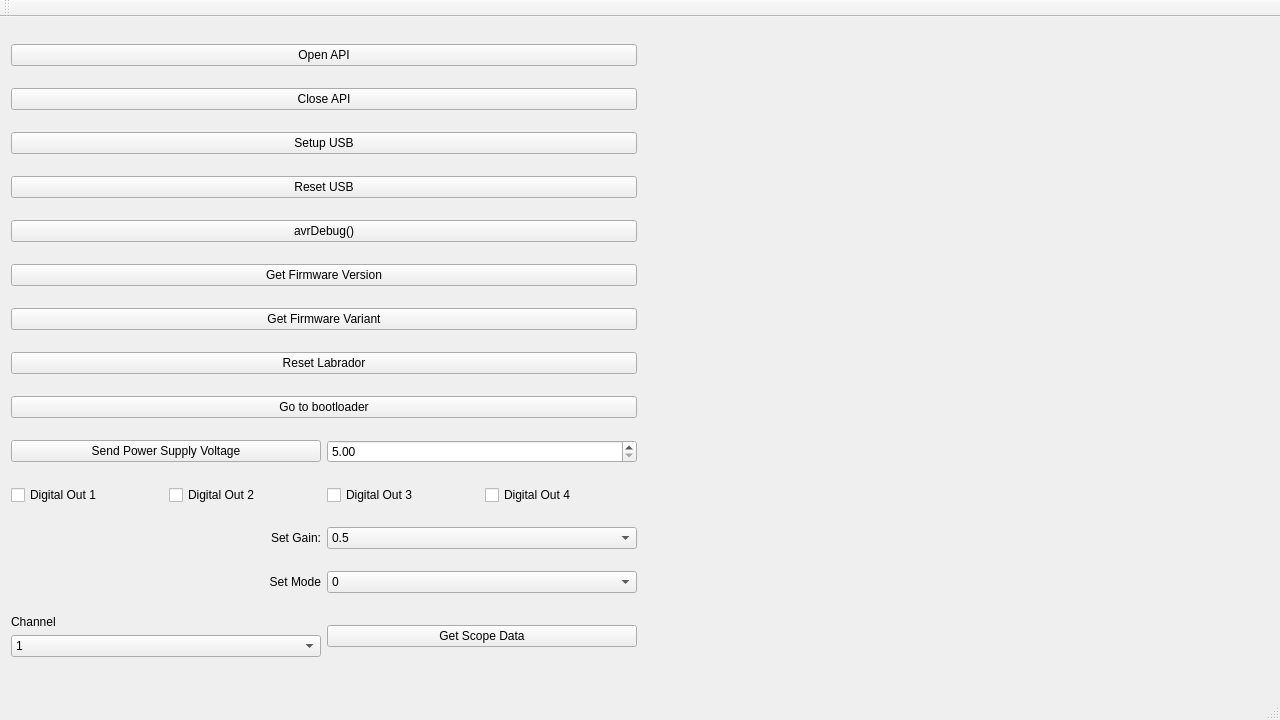
Before: the Qt Designer form Matlab_Octave_API/___librador/demo/librademo/mainwindow.ui in EspoTek/Labrador, drawn with Qt 5.
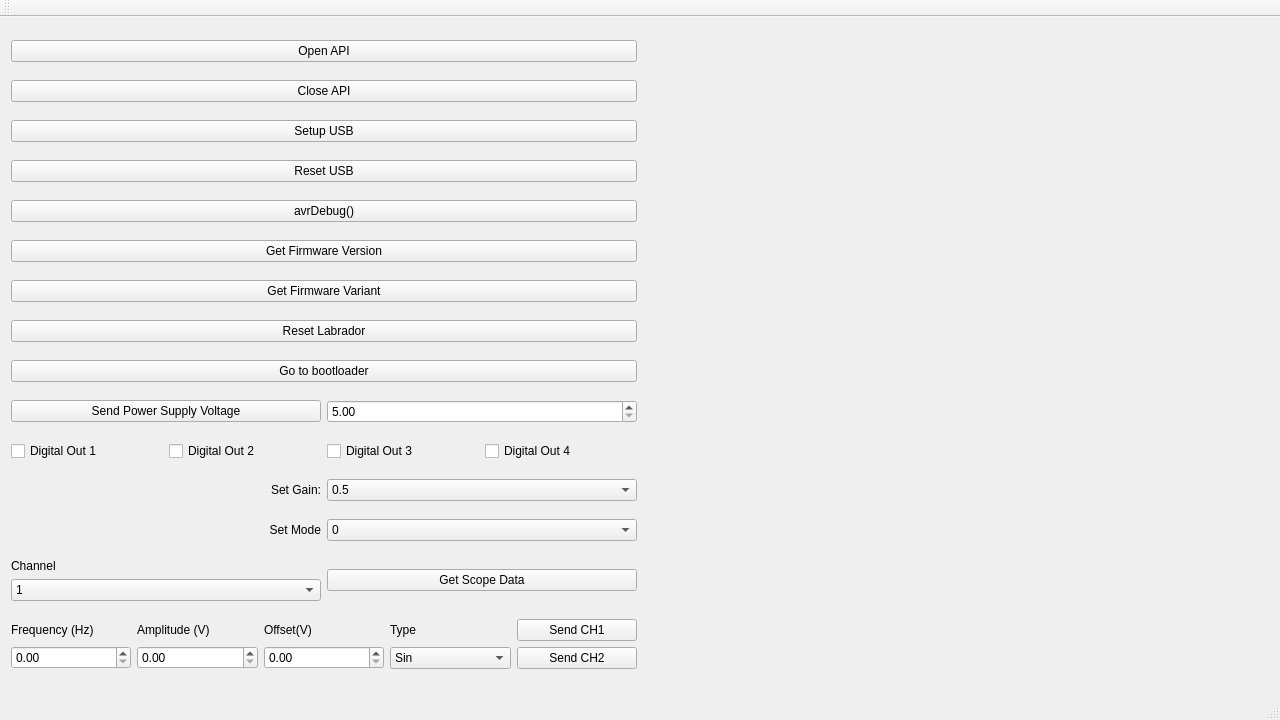
After: the same form once the commit is applied. Custom widgets are drawn as their Qt base class.

Commit message: Convenience function for Sin wave added.  Signal gen fixed.

The edit to the form file:
```diff
--- a/Matlab_Octave_API/___librador/demo/librademo/mainwindow.ui
+++ b/Matlab_Octave_API/___librador/demo/librademo/mainwindow.ui
@@ -288,6 +288,98 @@
         </item>
        </layout>
       </item>
+      <item>
+       <layout class="QHBoxLayout" name="horizontalLayout_7">
+        <item>
+         <layout class="QVBoxLayout" name="verticalLayout_3">
+          <item>
+           <widget class="QLabel" name="label_4">
+            <property name="text">
+             <string>Frequency (Hz)</string>
+            </property>
+           </widget>
+          </item>
+          <item>
+           <widget class="QDoubleSpinBox" name="doubleSpinBox_frequency"/>
+          </item>
+         </layout>
+        </item>
+        <item>
+         <layout class="QVBoxLayout" name="verticalLayout_5">
+          <item>
+           <widget class="QLabel" name="label_6">
+            <property name="text">
+             <string>Amplitude (V)</string>
+            </property>
+           </widget>
+          </item>
+          <item>
+           <widget class="QDoubleSpinBox" name="doubleSpinBox_amplitude">
+            <property name="maximum">
+             <double>10.000000000000000</double>
+            </property>
+           </widget>
+          </item>
+         </layout>
+        </item>
+        <item>
+         <layout class="QVBoxLayout" name="verticalLayout_6">
+          <item>
+           <widget class="QLabel" name="label_7">
+            <property name="text">
+             <string>Offset(V)</string>
+            </property>
+           </widget>
+          </item>
+          <item>
+           <widget class="QDoubleSpinBox" name="doubleSpinBox_offset">
+            <property name="maximum">
+             <double>10.000000000000000</double>
+            </property>
+           </widget>
+          </item>
+         </layout>
+        </item>
+        <item>
+         <layout class="QVBoxLayout" name="verticalLayout_4">
+          <item>
+           <widget class="QLabel" name="label_5">
+            <property name="text">
+             <string>Type</string>
+            </property>
+           </widget>
+          </item>
+          <item>
+           <widget class="QComboBox" name="comboBox_signal_gen_type">
+            <item>
+             <property name="text">
+              <string>Sin</string>
+             </property>
+            </item>
+           </widget>
+          </item>
+         </layout>
+        </item>
+        <item>
+         <layout class="QVBoxLayout" name="verticalLayout_7">
+          <item>
+           <widget class="QPushButton" name="pushButton_12">
+            <property name="text">
+             <string>Send CH1</string>
+            </property>
+           </widget>
+          </item>
+          <item>
+           <widget class="QPushButton" name="pushButton_13">
+            <property name="text">
+             <string>Send CH2</string>
+            </property>
+           </widget>
+          </item>
+         </layout>
+        </item>
+       </layout>
+      </item>
      </layout>
     </item>
     <item>
```
The commit also changes 8 other files.
